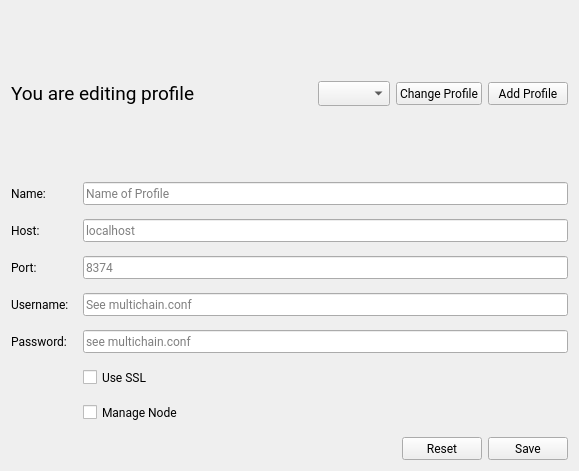
The window that app/ui/settings_profile.ui (project-renard-survey/gui-demo) describes before a commit, drawn with Qt 5.
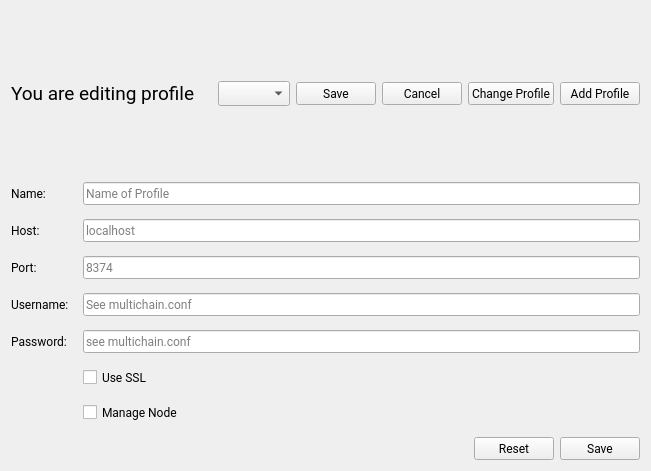
The same window after the commit.

Commit message: Change gui behavior. Functionality still not implemented.

The edit to the form file:
```diff
--- a/app/ui/settings_profile.ui
+++ b/app/ui/settings_profile.ui
@@ -72,6 +72,30 @@
         </property>
        </widget>
       </item>
+      <item>
+       <widget class="QPushButton" name="btn_save_changed_profile">
+        <property name="font">
+         <font>
+          <family>Roboto</family>
+         </font>
+        </property>
+        <property name="text">
+         <string>Save</string>
+        </property>
+       </widget>
+      </item>
+      <item>
+       <widget class="QPushButton" name="btn_cancel_changed_profile">
+        <property name="font">
+         <font>
+          <family>Roboto</family>
+         </font>
+        </property>
+        <property name="text">
+         <string>Cancel</string>
+        </property>
+       </widget>
+      </item>
       <item>
        <widget class="QPushButton" name="btn_change_profile">
         <property name="sizePolicy">
```
The commit also changes 1 other file.
